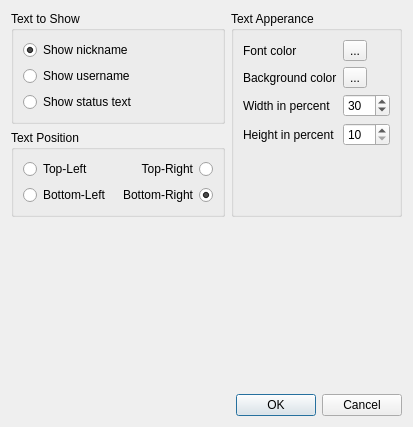
Before: the Qt Designer form qtTeamTalk/videotext.ui in BearWare/TeamTalk5, drawn with Qt 5.
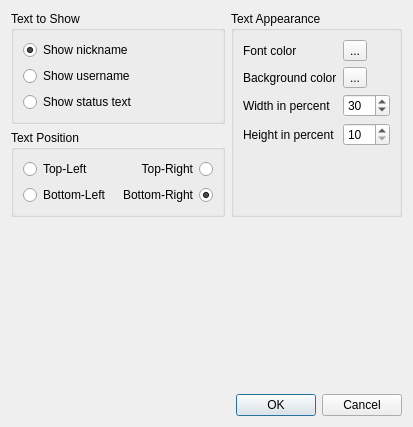
After: the same form once the commit is applied.

What changed in the file:
```diff
--- a/qtTeamTalk/videotext.ui
+++ b/qtTeamTalk/videotext.ui
@@ -102,7 +102,7 @@
      <item>
       <widget class="QGroupBox" name="groupBox_2">
        <property name="title">
-        <string>Text Apperance</string>
+        <string>Text Appearance</string>
        </property>
        <layout class="QFormLayout" name="formLayout">
         <item row="0" column="0">
```
